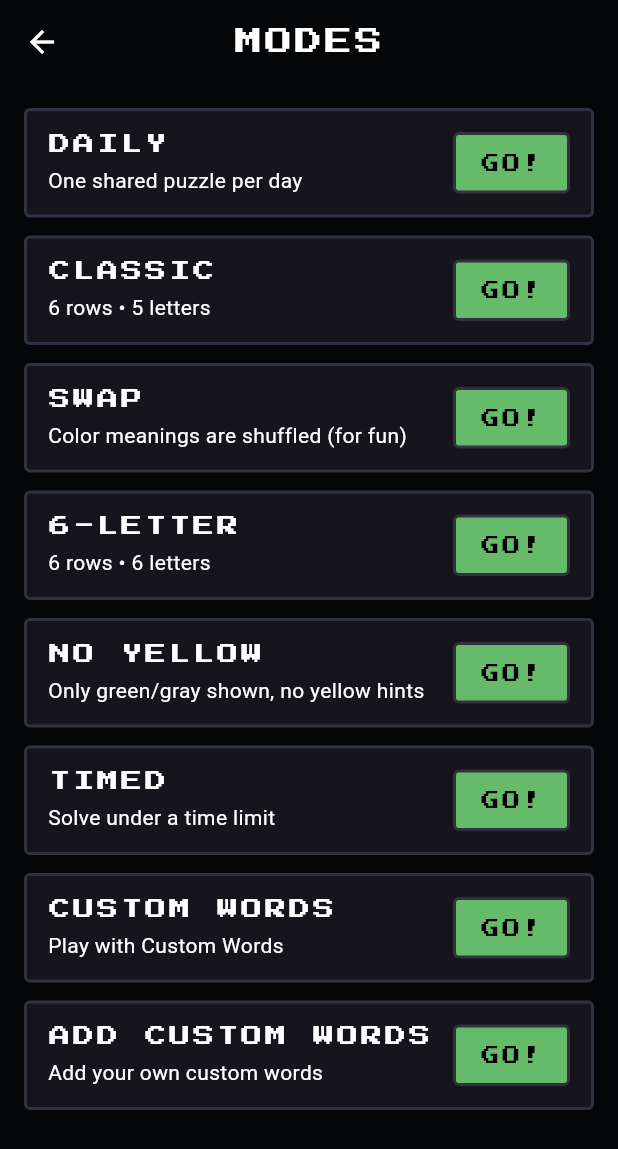
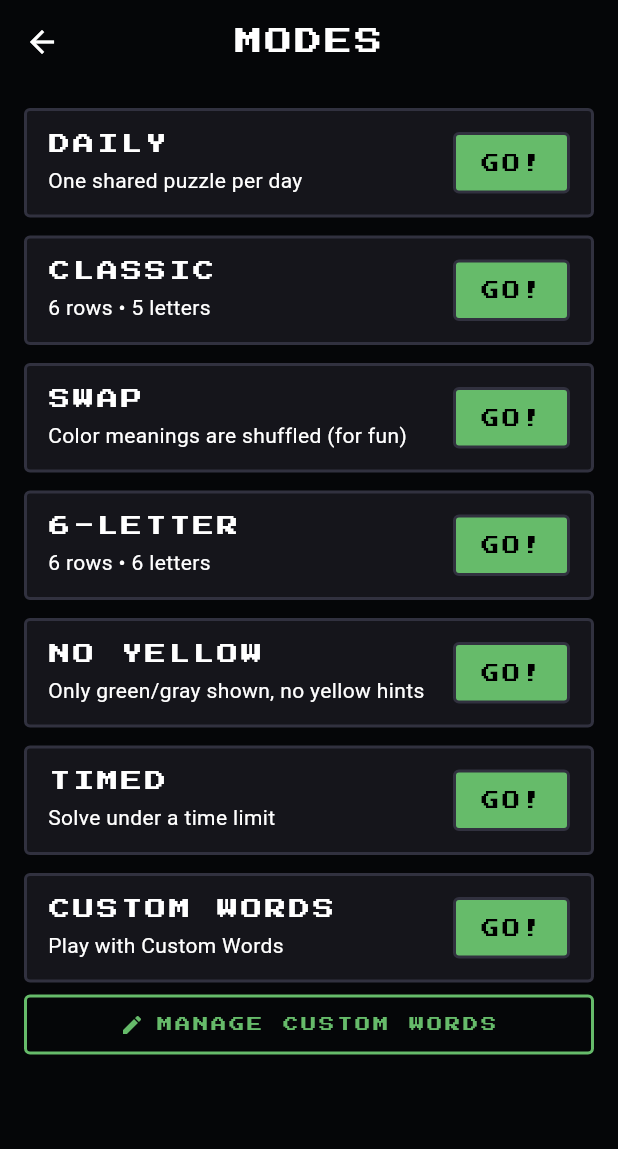
Before and after one commit to angelajsantos/wordle_plus, a Flutter app: the screen it shows after launch, after a tap on "PLAY", on a phone screen of 412 x 824 dp. Shown: the top 1149 px of the screen. Run offline on Flutter 3.47's test engine with Material 3 defaults, Android fonts, the light colour scheme and no system bars; our stand-ins replace confetti, shared_preferences; project files that could hold a hidden picture were left out.

Commit message:
changed custom words management to differentiate from gamemodes, fixed invalid word msg display

```diff
--- a/lib/app/app.dart
+++ b/lib/app/app.dart
@@ -7,7 +7,6 @@ import '../ui/screens/about_screen.dart';
 import '../ui/screens/game_screen.dart';
 import '../ui/screens/home_screen.dart';
 import '../ui/screens/modes_screen.dart';
-import 'package:wordle_plus/ui/screens/custom_word_add_screen.dart';
 
 class WordleApp extends StatelessWidget {
   const WordleApp({super.key});
@@ -31,7 +30,6 @@ class WordleApp extends StatelessWidget {
         '/': (_) => const HomeScreen(),
         '/modes': (_) => const ModesScreen(),
         '/about': (_) => const AboutScreen(),
-        '/custom-word': (_) => const CustomWordAddScreen(),
       },
     );
   }
--- a/lib/core/models/game_mode.dart
+++ b/lib/core/models/game_mode.dart
@@ -15,7 +15,6 @@ enum GameMode {
   noYellowHints,  // shows green/gray, hide yellow hints (display only)
   timed,          // timer
   customWord,     // Custom Words
-  customWordAdd,  // Add custom words
 }
 
 extension GameModeConfig on GameMode {
@@ -28,7 +27,6 @@ extension GameModeConfig on GameMode {
       case GameMode.noYellowHints:  return 'No Yellow';
       case GameMode.timed:          return 'Timed';
       case GameMode.customWord:     return 'Custom Words';
-      case GameMode.customWordAdd:  return 'Add Custom Words';
     }
   }
 
@@ -56,7 +54,10 @@ extension GameModeConfig on GameMode {
       case GameMode.noYellowHints:  return 'Only green/gray shown, no yellow hints';
       case GameMode.timed:          return 'Solve under a time limit';
       case GameMode.customWord:     return 'Play with Custom Words';
-      case GameMode.customWordAdd:  return 'Add your own custom words';
     }
   }
+
+  bool get hasCustomWordManagement {
+    return this == GameMode.customWord;
+  }
 }
--- a/lib/ui/logic/flutter_wordle_game.dart
+++ b/lib/ui/logic/flutter_wordle_game.dart
@@ -184,8 +184,9 @@ class FlutterWordleGame extends ChangeNotifier {
         (await customService.getWords()).contains(_current.toUpperCase());
 
     if (!isValid) {
-    _triggerShake();
-    notifyListeners();
+      showInvalidMessage = true;
+      _triggerShake();
+      notifyListeners();
     return;
     }
 
--- a/lib/ui/screens/modes_screen.dart
+++ b/lib/ui/screens/modes_screen.dart
@@ -34,7 +34,9 @@ class ModesScreen extends StatelessWidget {
             padding: const EdgeInsets.all(16),
             itemBuilder: (_, i) {
               final mode = modes[i];
-              return Container(
+              return Column(
+                children: [
+                  Container(
                     padding: const EdgeInsets.symmetric(horizontal: 14, vertical: 12),
                     decoration: BoxDecoration(
                       color: RetroTheme.surface,
@@ -64,22 +66,10 @@ class ModesScreen extends StatelessWidget {
                           label: 'GO!',
                           padding: const EdgeInsets.symmetric(horizontal: 16, vertical: 10),
                           onPressed: () async {
-                        // handles custom-word-add separately
-                        if (mode == GameMode.customWordAdd) {
-                          Navigator.push(
-                            context,
-                            MaterialPageRoute(
-                              builder: (_) => const CustomWordAddScreen(),
-                            ),
-                          );
-                          return;
-                        }
-
                             // gates daily mode
                             if (mode == GameMode.daily) {
                               final progress = ProgressService();
                               final already = await progress.hasPlayedDailyToday();
-
                               if (already) {
                                 RetroMessage.show(
                                   context,
@@ -88,7 +78,6 @@ class ModesScreen extends StatelessWidget {
                                 return;
                               }
                             }
-
                             // all other modes go to game screen
                             Navigator.push(
                               context,
@@ -100,6 +89,48 @@ class ModesScreen extends StatelessWidget {
                         ),
                       ],
                     ),
+                  ),
+                  if (mode.hasCustomWordManagement)
+                    Padding(
+                      padding: const EdgeInsets.only(top: 8),
+                      child: GestureDetector(
+                        onTap: () {
+                          Navigator.push(
+                            context,
+                            MaterialPageRoute(
+                              builder: (_) => const CustomWordAddScreen(),
+                            ),
+                          );
+                        },
+                        child: Container(
+                          padding: const EdgeInsets.symmetric(horizontal: 14, vertical: 10),
+                          decoration: BoxDecoration(
+                            color: Colors.transparent,
+                            borderRadius: BorderRadius.circular(4),
+                            border: Border.all(color: RetroTheme.accent, width: 2),
+                          ),
+                          child: Row(
+                            mainAxisAlignment: MainAxisAlignment.center,
+                            children: [
+                              const Icon(
+                                Icons.edit,
+                                color: RetroTheme.accent,
+                                size: 16,
+                              ),
+                              const SizedBox(width: 8),
+                              Text(
+                                'MANAGE CUSTOM WORDS',
+                                style: RetroTheme.section.copyWith(
+                                  color: RetroTheme.accent,
+                                  fontSize: 10,
+                                ),
+                              ),
+                            ],
+                          ),
+                        ),
+                      ),
+                    ),
+                ],
               );
             },
             separatorBuilder: (_, __) => const SizedBox(height: 12),
```
Lines whose indentation alone changed are shown as unchanged.
